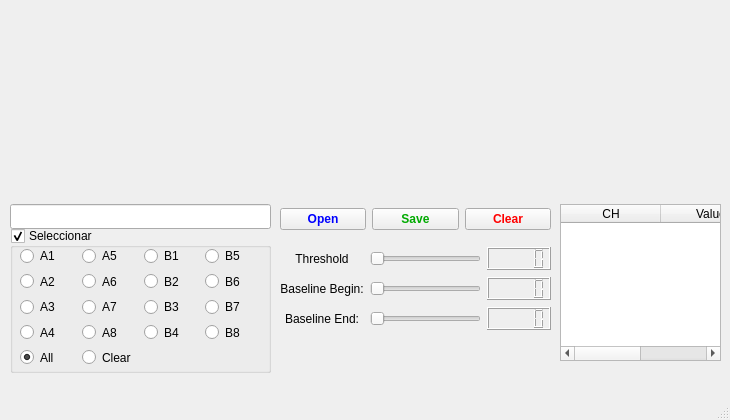
Old version of the form CT_Manager.ui in the repository wwlouis00/Cycle-threshold-value.
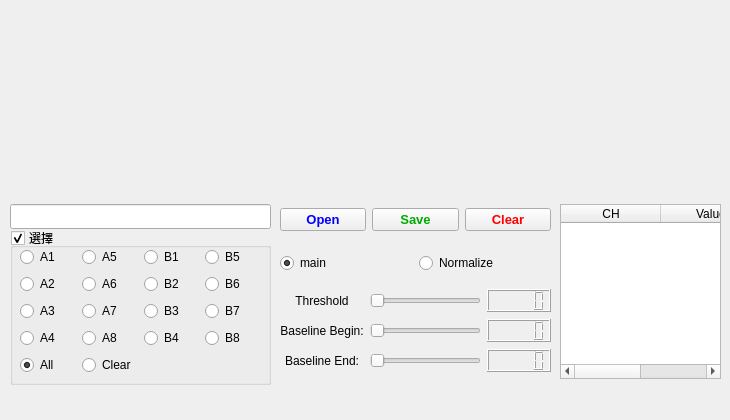
New version of the form. Custom widgets are drawn as their Qt base class.

The edit to the form file:
```diff
--- a/CT_Manager.ui
+++ b/CT_Manager.ui
@@ -47,7 +47,7 @@
       <x>280</x>
       <y>204</y>
       <width>271</width>
-      <height>31</height>
+      <height>32</height>
      </rect>
     </property>
     <layout class="QGridLayout" name="gridLayout_4">
@@ -55,6 +55,7 @@
       <widget class="QPushButton" name="btn_open">
        <property name="font">
         <font>
+         <pointsize>10</pointsize>
          <weight>75</weight>
          <bold>true</bold>
         </font>
@@ -71,6 +72,7 @@
       <widget class="QPushButton" name="btn_save">
        <property name="font">
         <font>
+         <pointsize>10</pointsize>
          <weight>75</weight>
          <bold>true</bold>
         </font>
@@ -87,6 +89,7 @@
       <widget class="QPushButton" name="btn_clear">
        <property name="font">
         <font>
+         <pointsize>10</pointsize>
          <weight>75</weight>
          <bold>true</bold>
         </font>
@@ -107,11 +110,11 @@
       <x>10</x>
       <y>228</y>
       <width>261</width>
-      <height>145</height>
+      <height>157</height>
      </rect>
     </property>
     <property name="title">
-     <string>Seleccionar</string>
+     <string>選擇</string>
     </property>
     <property name="checkable">
      <bool>true</bool>
@@ -122,7 +125,7 @@
        <x>10</x>
        <y>18</y>
        <width>241</width>
-       <height>121</height>
+       <height>130</height>
       </rect>
      </property>
      <layout class="QGridLayout" name="gridLayout_3">
@@ -367,7 +370,7 @@
     <property name="geometry">
      <rect>
       <x>280</x>
-      <y>246</y>
+      <y>288</y>
       <width>271</width>
       <height>85</height>
      </rect>
@@ -459,7 +462,7 @@
       <x>560</x>
       <y>204</y>
       <width>161</width>
-      <height>157</height>
+      <height>175</height>
      </rect>
     </property>
     <column>
@@ -473,6 +476,35 @@
      </property>
     </column>
    </widget>
+   <widget class="QWidget" name="layoutWidget">
+    <property name="geometry">
+     <rect>
+      <x>280</x>
+      <y>252</y>
+      <width>271</width>
+      <height>22</height>
+     </rect>
+    </property>
+    <layout class="QGridLayout" name="gridLayout_2">
+     <item row="0" column="0">
+      <widget class="QRadioButton" name="main_radio">
+       <property name="text">
+        <string>main</string>
+       </property>
+       <property name="checked">
+        <bool>true</bool>
+       </property>
+      </widget>
+     </item>
+     <item row="0" column="1">
+      <widget class="QRadioButton" name="nor_radio">
+       <property name="text">
+        <string>Normalize</string>
+       </property>
+      </widget>
+     </item>
+    </layout>
+   </widget>
   </widget>
   <widget class="QMenuBar" name="menubar">
    <property name="geometry">
@@ -484,7 +516,6 @@
     </rect>
    </property>
   </widget>
-  <widget class="QStatusBar" name="statusbar"/>
  </widget>
  <customwidgets>
   <customwidget>
```
